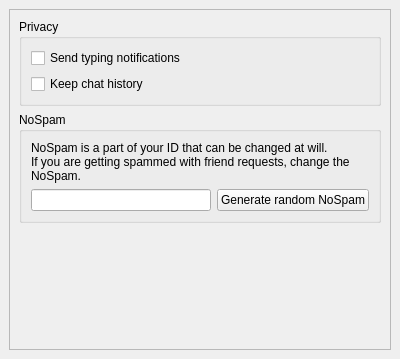
Above: src/widget/form/settings/privacysettings.ui from qTox/qTox before the change. Below: the same form after it.
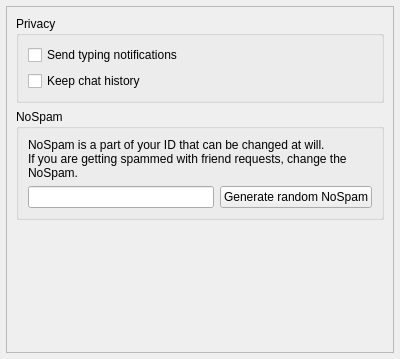
That is the form after the change. Custom widgets are drawn as their Qt base class.

Commit message: fix(settingsform): Fix layout spacing

Diff of the .ui file:
```diff
--- a/src/widget/form/settings/privacysettings.ui
+++ b/src/widget/form/settings/privacysettings.ui
@@ -15,16 +15,16 @@
   </property>
   <layout class="QVBoxLayout" name="verticalLayout">
    <property name="leftMargin">
-    <number>9</number>
+    <number>6</number>
    </property>
    <property name="topMargin">
-    <number>9</number>
+    <number>6</number>
    </property>
    <property name="rightMargin">
-    <number>9</number>
+    <number>6</number>
    </property>
    <property name="bottomMargin">
-    <number>9</number>
+    <number>6</number>
    </property>
    <item>
     <widget class="VerticalOnlyScroller" name="scrollArea">
@@ -36,8 +36,8 @@
        <rect>
         <x>0</x>
         <y>0</y>
-        <width>378</width>
-        <height>337</height>
+        <width>384</width>
+        <height>340</height>
        </rect>
       </property>
       <layout class="QVBoxLayout" name="verticalLayout_3">
```
The commit also changes 3 other files.
